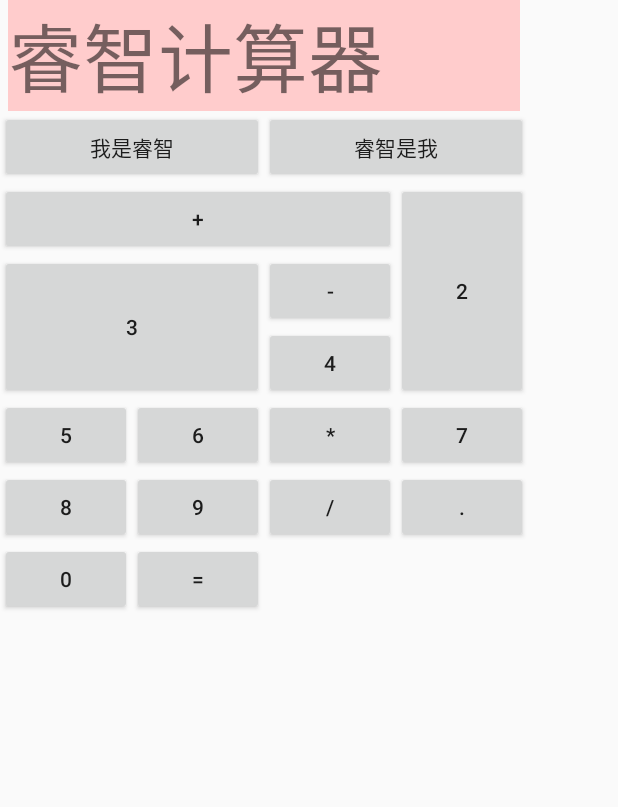
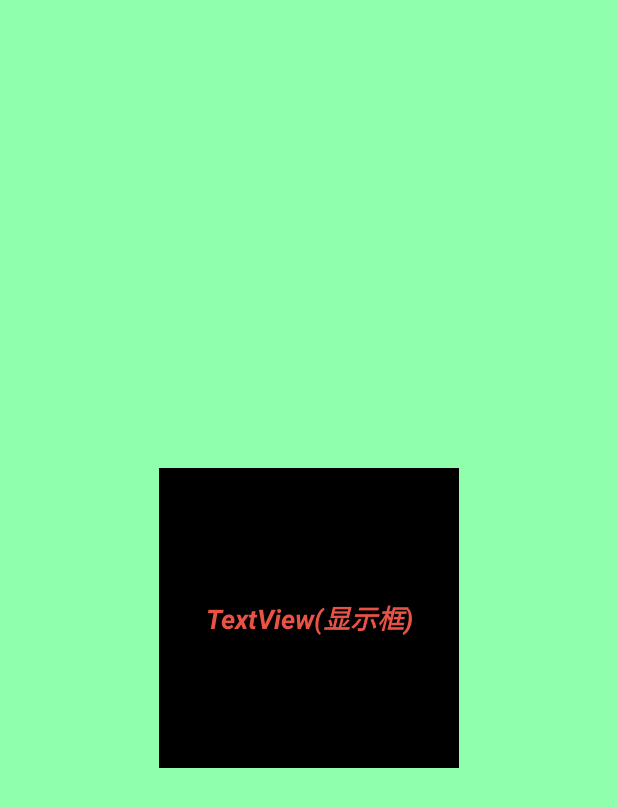
Before and after one commit to IcyLeaves/Beginning, an Android app: the screen it shows after launch (MainActivity), on a phone screen of 412 x 824 dp. Shown: the top 807 px of the screen. Run offline under Robolectric (Android 15) with nearby library versions, the phone set to English and light mode, and no system bars.

Commit message:
TextView-文本框基本属性

```diff
--- a/FirstApplication/app/src/main/res/layout/activity_main.xml
+++ b/FirstApplication/app/src/main/res/layout/activity_main.xml
@@ -1,72 +1,20 @@
-<GridLayout xmlns:android="http://schemas.android.com/apk/res/android"
+<RelativeLayout xmlns:android="http://schemas.android.com/apk/res/android"
     xmlns:tools="http://schemas.android.com/tools"
-    android:id="@+id/GridLayout1"
-    android:layout_width="wrap_content"
-    android:layout_height="wrap_content"
-    android:columnCount="4"
-    android:orientation="horizontal"
-    android:rowCount="6" >
+    android:layout_width="match_parent"
+    android:layout_height="match_parent"
+    tools:context=".MainActivity"
+    android:gravity="center"
+    android:background="#8fffad">
 
     <TextView
-        android:layout_columnSpan="4"
-        android:layout_gravity="fill"
-        android:layout_marginLeft="5dp"
-        android:layout_marginRight="5dp"
-        android:background="#FFCCCC"
-        android:text="睿智计算器"
-        android:textSize="50sp" />
+        android:id="@+id/txtOne"
+        android:layout_width="200dp"
+        android:layout_height="200dp"
+        android:gravity="center"
+        android:text="TextView(显示框)"
+        android:textColor="#EA5246"
+        android:textStyle="bold|italic"
+        android:background="#000000"
+        android:textSize="18sp" />
 
-    <Button
-        android:layout_columnSpan="2"
-        android:layout_gravity="fill"
-        android:text="我是睿智" />
-
-    <Button
-        android:layout_columnSpan="2"
-        android:layout_gravity="fill"
-        android:text="睿智是我" />
-
-    <Button
-        android:text="+"
-        android:layout_gravity="fill"
-        android:layout_columnSpan="3"/>
-
-    <Button
-        android:text="2"
-        android:layout_rowSpan="3"
-        android:layout_gravity="fill"/>
-
-    <Button
-        android:text="3"
-        android:layout_rowSpan="2"
-        android:layout_columnSpan="2"
-        android:layout_gravity="fill"
-        />
-
-    <Button android:text="-" />
-
-    <Button android:text="4" />
-
-    <Button android:text="5" />
-
-    <Button android:text="6" />
-
-    <Button android:text="*" />
-
-    <Button android:text="7" />
-
-    <Button android:text="8" />
-
-    <Button android:text="9" />
-
-    <Button android:text="/" />
-
-    <Button
-        android:layout_width="wrap_content"
-        android:text="." />
-
-    <Button android:text="0" />
-
-    <Button android:text="=" />
-
-</GridLayout>
+</RelativeLayout>
```
